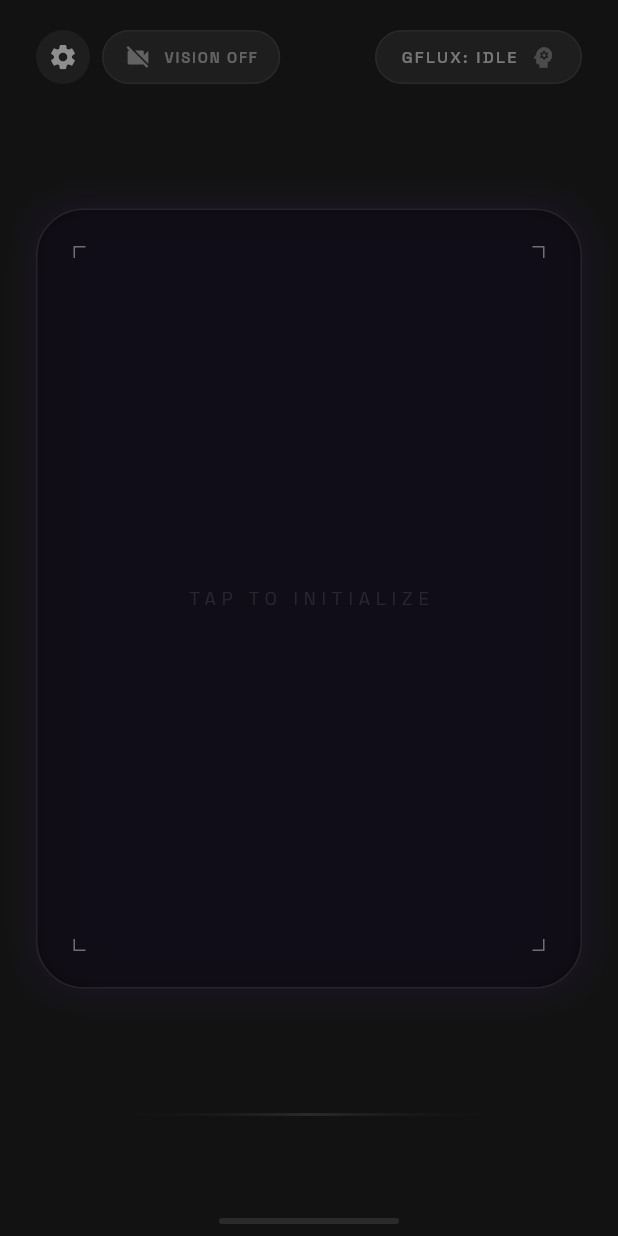
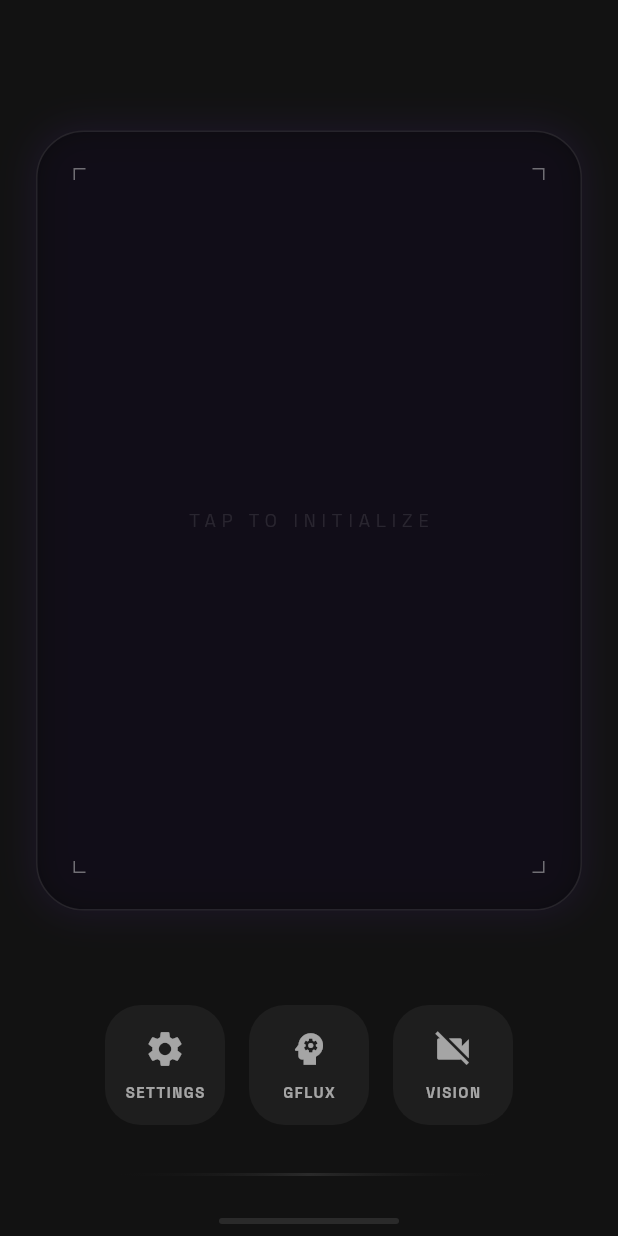
Before and after one commit to yanncarlier/GFlux, a Flutter app: the screen it shows after launch, on a phone screen of 412 x 824 dp. Run offline on Flutter 3.47's test engine with Material 3 defaults, Android fonts, the light colour scheme and no system bars; our stand-ins replace camera, firebase_core, flutter_dotenv, google_fonts, permission_handler; missing offline and left inert: flutter_sound, record; accounts and stored records are empty.

Commit message:
style: move header connection badge to footer as a squircle button

```diff
--- a/lib/views/home_view.dart
+++ b/lib/views/home_view.dart
@@ -43,7 +43,7 @@ class HomeView extends StatelessWidget {
                 child: Column(
                   crossAxisAlignment: CrossAxisAlignment.stretch,
                   children: [
-                    _buildHeader(context, controller, accentPurple),
+                    const SizedBox(height: 24),
                     const Spacer(),
                     _buildCentralFrame(context, controller, accentPurple, deepPurple),
                     const Spacer(),
@@ -76,135 +76,6 @@ class HomeView extends StatelessWidget {
     );
   }
 
-  Widget _buildHeader(BuildContext context, GeminiLiveController controller, Color accent) {
-    final isConnecting = controller.state == GeminiState.connecting;
-    final isActive = controller.isActive;
-    final isCameraOn = controller.isCameraOn;
-
-    return Padding(
-      padding: const EdgeInsets.only(top: 20),
-      child: Row(
-        mainAxisAlignment: MainAxisAlignment.spaceBetween,
-        children: [
-          Row(
-            children: [
-              // Settings Button
-              GestureDetector(
-                onTap: () {
-                  showDialog(
-                    context: context,
-                    builder: (context) => const ConfigDialog(),
-                  );
-                },
-                child: Container(
-                  padding: const EdgeInsets.all(8),
-                  decoration: BoxDecoration(
-                    color: Colors.white.withValues(alpha: 0.05),
-                    shape: BoxShape.circle,
-                  ),
-                  child: Icon(Icons.settings, color: Colors.white.withValues(alpha: 0.5), size: 20),
-                ),
-              ),
-              const SizedBox(width: 8),
-              // Camera Toggle Button - Has its own GestureDetector
-              _buildCameraToggle(context, controller, accent, isCameraOn),
-            ],
-          ),
-
-          // Status Badge
-          Container(
-            padding: const EdgeInsets.symmetric(horizontal: 16, vertical: 8),
-            decoration: BoxDecoration(
-              color: Colors.white.withOpacity(0.05),
-              borderRadius: BorderRadius.circular(24),
-              border: Border.all(color: Colors.white.withOpacity(0.05)),
-            ),
-            child: Row(
-              mainAxisSize: MainAxisSize.min,
-              children: [
-                Text(
-                  "GFLUX: ",
-                  style: TextStyle(
-                    color: Colors.white.withOpacity(0.4),
-                    fontSize: 11,
-                    letterSpacing: 1.5,
-                    fontWeight: FontWeight.w500,
-                  ),
-                ),
-                Text(
-                  isConnecting ? "CONNECTING..." : (isActive ? "LISTENING..." : "IDLE"),
-                  style: TextStyle(
-                    color: (isActive || isConnecting) ? accent : Colors.white.withOpacity(0.4),
-                    fontSize: 11,
-                    letterSpacing: 1.5,
-                    fontWeight: FontWeight.w500,
-                  ),
-                ),
-                const SizedBox(width: 8),
-                Icon(
-                  Icons.psychology,
-                  color: (isActive || isConnecting) ? accent : Colors.white.withOpacity(0.2),
-                  size: 18,
-                ),
-              ],
-            ),
-          ),
-        ],
-      ),
-    );
-  }
-
-  Widget _buildCameraToggle(
-    BuildContext context,
-    GeminiLiveController controller,
-    Color accent,
-    bool isCameraOn,
-  ) {
-    return GestureDetector(
-      onTap: () {
-        debugPrint("GFlux: Camera Toggle tapped.");
-        controller.toggleCamera();
-      },
-      onLongPress: () {
-        debugPrint("GFlux: Camera Long Press - Stopping.");
-        controller.stopCamera();
-      },
-      child: AnimatedContainer(
-        duration: const Duration(milliseconds: 300),
-        padding: const EdgeInsets.symmetric(horizontal: 14, vertical: 8),
-        decoration: BoxDecoration(
-          color: isCameraOn ? accent.withValues(alpha: 0.15) : Colors.white.withValues(alpha: 0.05),
-          borderRadius: BorderRadius.circular(24),
-          border: Border.all(
-            color: isCameraOn ? accent.withValues(alpha: 0.5) : Colors.white.withValues(alpha: 0.05),
-          ),
-          boxShadow: isCameraOn
-              ? [BoxShadow(color: accent.withValues(alpha: 0.2), blurRadius: 12)]
-              : [],
-        ),
-        child: Row(
-          mainAxisSize: MainAxisSize.min,
-          children: [
-            Icon(
-              isCameraOn ? Icons.flip_camera_ios : Icons.videocam_off,
-              color: isCameraOn ? accent : Colors.white.withValues(alpha: 0.3),
-              size: 18,
-            ),
-            const SizedBox(width: 8),
-            Text(
-              isCameraOn ? "SWITCH / HOLD OFF" : "VISION OFF",
-              style: TextStyle(
-                color: isCameraOn ? accent : Colors.white.withValues(alpha: 0.3),
-                fontSize: 10,
-                letterSpacing: 1.2,
-                fontWeight: FontWeight.w600,
-              ),
-            ),
-          ],
-        ),
-      ),
-    );
-  }
 
   Widget _buildCentralFrame(BuildContext context, GeminiLiveController controller, Color accent, Color deep) {
     final isActive = controller.isActive;
@@ -433,11 +304,60 @@ class HomeView extends StatelessWidget {
 
   Widget _buildFooter(BuildContext context, GeminiLiveController controller, Color accent) {
     final isActive = controller.isActive;
+    final isCameraOn = controller.isCameraOn;
+    final isConnecting = controller.state == GeminiState.connecting;
 
     return Padding(
-      padding: const EdgeInsets.only(bottom: 80),
+      padding: const EdgeInsets.only(bottom: 40),
       child: Column(
         children: [
+          Row(
+            mainAxisAlignment: MainAxisAlignment.center,
+            children: [
+              _buildSquareButton(
+                icon: Icons.settings,
+                label: "SETTINGS",
+                color: Colors.white.withValues(alpha: 0.05),
+                iconColor: Colors.white.withValues(alpha: 0.6),
+                onTap: () {
+                  showDialog(
+                    context: context,
+                    builder: (context) => const ConfigDialog(),
+                  );
+                },
+              ),
+              const SizedBox(width: 16),
+              _buildSquareButton(
+                icon: Icons.psychology,
+                label: isConnecting ? "CONNECT" : (isActive ? "LISTEN" : "GFLUX"),
+                color: (isActive || isConnecting) ? accent.withValues(alpha: 0.15) : Colors.white.withValues(alpha: 0.05),
+                iconColor: (isActive || isConnecting) ? accent : Colors.white.withValues(alpha: 0.6),
+                borderColor: (isActive || isConnecting) ? accent.withValues(alpha: 0.5) : Colors.transparent,
+                onTap: () {
+                  if (isActive || isConnecting) {
+                    controller.stopSession();
+                  } else {
+                    controller.startSession();
+                  }
+                },
+              ),
+              const SizedBox(width: 16),
+              _buildSquareButton(
+                icon: isCameraOn ? Icons.flip_camera_ios : Icons.videocam_off,
+                label: isCameraOn ? "SWITCH" : "VISION",
+                color: isCameraOn ? accent.withValues(alpha: 0.15) : Colors.white.withValues(alpha: 0.05),
+                iconColor: isCameraOn ? accent : Colors.white.withValues(alpha: 0.6),
+                borderColor: isCameraOn ? accent.withValues(alpha: 0.5) : Colors.transparent,
+                onTap: () {
+                  controller.toggleCamera();
+                },
+                onLongPress: () {
+                  controller.stopCamera();
+                },
+              ),
+            ],
+          ),
+          const SizedBox(height: 32),
           Container(
             width: 280,
             height: 2,
@@ -477,4 +397,45 @@ class HomeView extends StatelessWidget {
       ),
     );
   }
+
+  Widget _buildSquareButton({
+    required IconData icon,
+    required String label,
+    required Color color,
+    required Color iconColor,
+    VoidCallback? onTap,
+    VoidCallback? onLongPress,
+    Color borderColor = Colors.transparent,
+  }) {
+    return GestureDetector(
+      onTap: onTap,
+      onLongPress: onLongPress,
+      child: AnimatedContainer(
+        duration: const Duration(milliseconds: 300),
+        width: 80,
+        height: 80,
+        decoration: BoxDecoration(
+          color: color,
+          borderRadius: BorderRadius.circular(24),
+          border: Border.all(color: borderColor, width: 1.5),
+        ),
+        child: Column(
+          mainAxisAlignment: MainAxisAlignment.center,
+          children: [
+            Icon(icon, color: iconColor, size: 28),
+            const SizedBox(height: 8),
+            Text(
+              label,
+              style: TextStyle(
+                color: iconColor,
+                fontSize: 10,
+                fontWeight: FontWeight.bold,
+                letterSpacing: 1.0,
+              ),
+            ),
+          ],
+        ),
+      ),
+    );
+  }
 }
```
